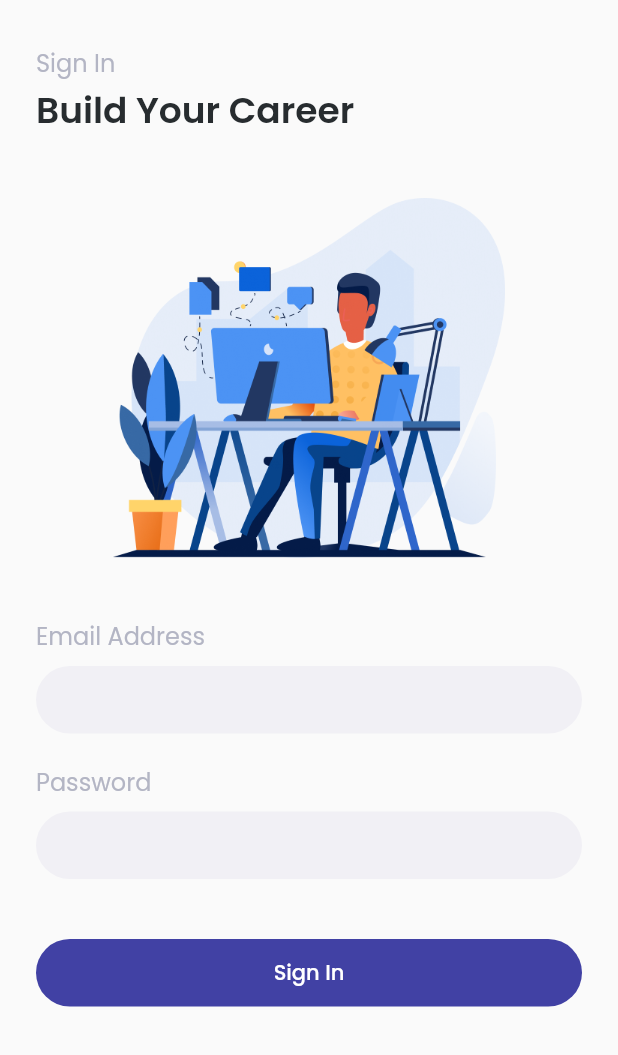
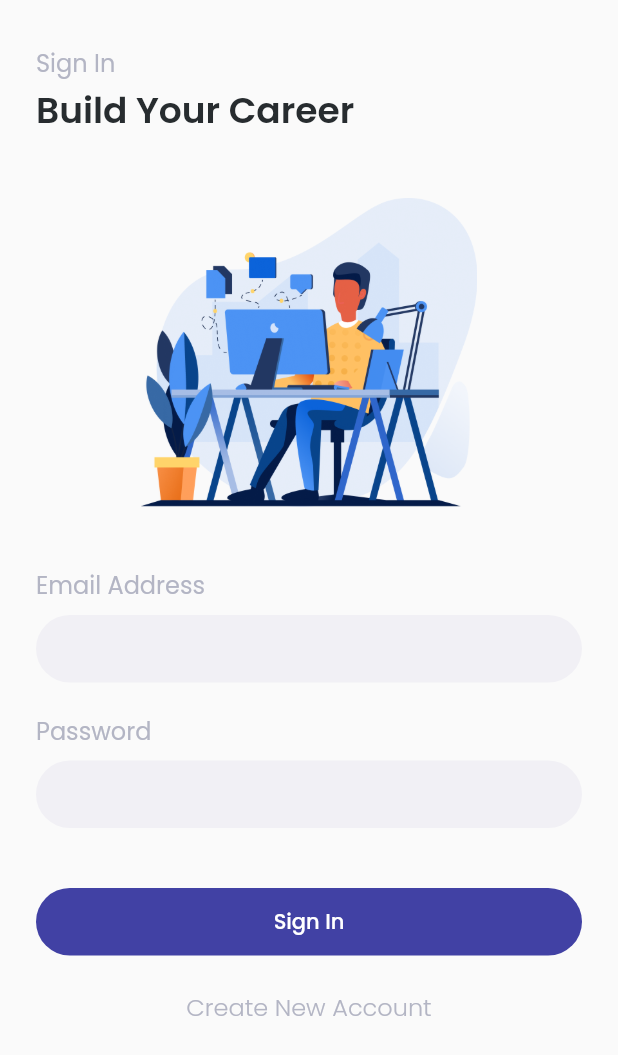
Before and after one commit to HarunNurahman/futurejob-app, a Flutter app: the screen it shows after launch, after a tap on "Sign In", on a phone screen of 412 x 824 dp. Shown: the top 1055 px of the screen. Run offline on Flutter 3.47's test engine with Material 2 defaults, Android fonts, the phone set to English and light mode, and no system bars; our stand-ins replace google_fonts.

Commit message:
Slicing UI Sign In Page

```diff
--- a/lib/pages/signin_page.dart
+++ b/lib/pages/signin_page.dart
@@ -43,7 +43,7 @@ class SignInPage extends StatelessWidget {
                 Center(
                   child: Image.asset(
                     'assets/images/img_explore-jobs.png',
-                    height: 240,
+                    height: MediaQuery.of(context).size.height * 0.25,
                   ),
                 ),
                 const SizedBox(height: 40),
@@ -51,12 +51,13 @@ class SignInPage extends StatelessWidget {
                 Column(
                   crossAxisAlignment: CrossAxisAlignment.start,
                   children: [
-                    // Email Text Field
+                    // Email Address
                     Text(
                       'Email Address',
                       style: grayTextStyle,
                     ),
                     const SizedBox(height: 8),
+                    // Email Text Form Field
                     SizedBox(
                       height: 45,
                       child: TextFormField(
@@ -75,12 +76,13 @@ class SignInPage extends StatelessWidget {
                       ),
                     ),
                     const SizedBox(height: 20),
-                    // Password Text Field
+                    // Password
                     Text(
                       'Password',
                       style: grayTextStyle,
                     ),
                     const SizedBox(height: 8),
+                    // Password Text Form Field
                     SizedBox(
                       height: 45,
                       child: TextFormField(
@@ -114,7 +116,21 @@ class SignInPage extends StatelessWidget {
                         ),
                         child: Text('Sign In', style: whiteTextStyle),
                       ),
-                    )
+                    ),
+                    const SizedBox(height: 10),
+                    // Create New Account Button
+                    Center(
+                      child: TextButton(
+                        onPressed: () {},
+                        child: Text(
+                          'Create New Account',
+                          style: grayTextStyle.copyWith(
+                            fontWeight: FontWeight.w300,
+                          ),
+                        ),
+                      ),
+                    ),
+                    const SizedBox(height: 20),
                   ],
                 ),
               ],
```
